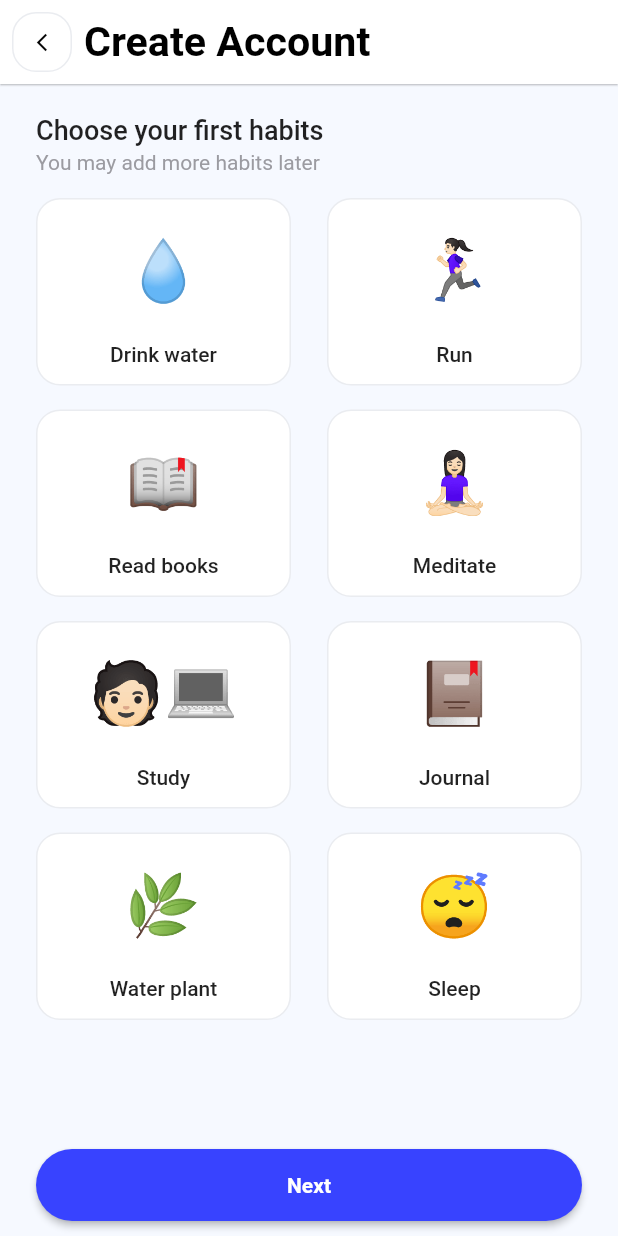
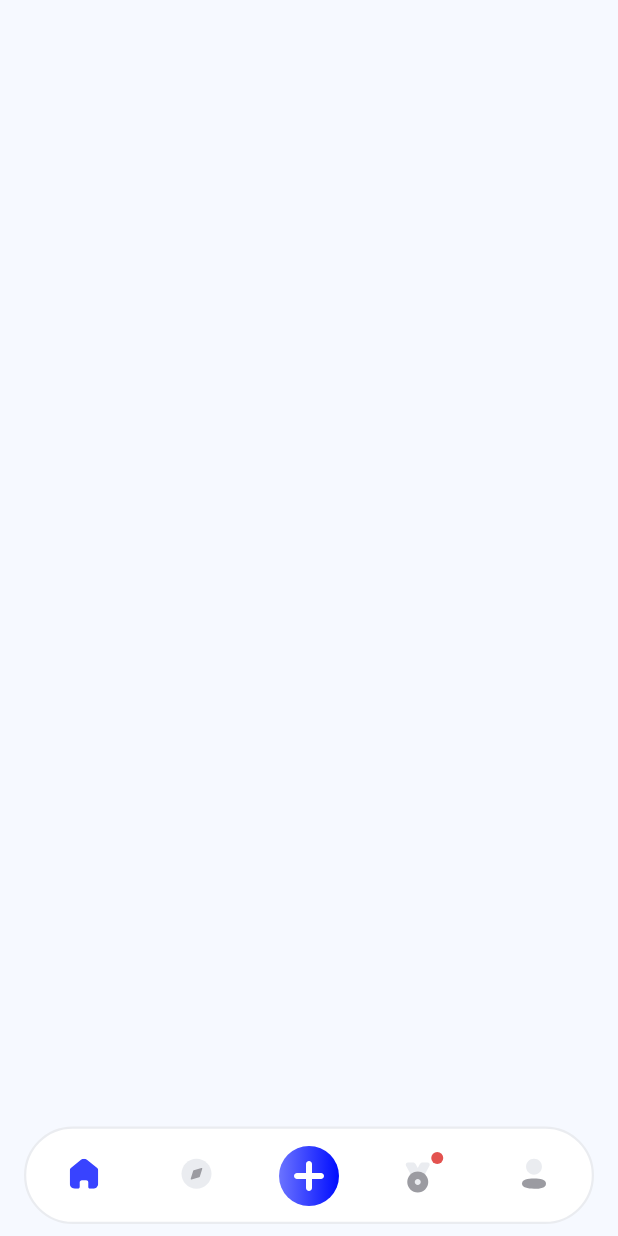
Before and after one commit to sohaib077/UI, a Flutter app: the CreateAccountView3 screen opened directly, after a tap on "Next", on a phone screen of 412 x 824 dp. Run offline on Flutter 3.47's test engine with Material 2 defaults, Android fonts, the phone set to English and light mode, and no system bars; our stand-ins replace bloc, carousel_slider, curved_navigation_bar, dots_indicator, flutter_bloc, flutter_screenutil and 3 more; missing offline and left inert: swipe_back_detector.

Commit message:
bottom  navigation bar

```diff
--- a/lib/core/assets_data.dart
+++ b/lib/core/assets_data.dart
@@ -8,4 +8,12 @@ class AssetsData {
   static const avatar2 = 'assets/habit tracker images/avatar2.jpg';
   static const onboarding3 = 'assets/habit tracker images/onboarding3.png';
   static const removeIcon1 = 'assets/habit tracker images/removeIcon.png';
+  static const addIcon = 'assets/habit tracker images/addIcon.svg';
+  static const discoverIcon = 'assets/habit tracker images/discoverIcon.svg';
+  static const homeIcon = 'assets/habit tracker images/homeIcon.svg';
+  static const achievementIcon = 'assets/habit tracker images/achievementIcon.svg';
+  static const profileIcon = 'assets/habit tracker images/profileIcon.svg';
+  static const selectedDiscoverIcon = 'assets/habit tracker images/selectedDiscoverIcon.svg';
+  static const selectedAchievementIcon = 'assets/habit tracker images/selectedAchievementIcon.svg';
+  static const selectedProfileIcon = 'assets/habit tracker images/selectedProfileIcon.svg';
 }
--- a/lib/habit tracker/views/continue with email view/continue with email view.dart
+++ b/lib/habit tracker/views/continue with email view/continue with email view.dart
@@ -1,3 +1,4 @@
+import 'package:curved_navigation_bar/curved_navigation_bar.dart';
 import 'package:flutter/material.dart';
 import 'package:ui/core/constants.dart';
 import 'package:ui/habit%20tracker/views/continue%20with%20email%20view/widgets/continue_with_email_view_body.dart';
--- a/lib/habit tracker/views/create account view/widgets/create_account_view3_body.dart
+++ b/lib/habit tracker/views/create account view/widgets/create_account_view3_body.dart
@@ -1,7 +1,9 @@
 import 'package:flutter/material.dart';
 import 'package:ui/core/constants.dart';
+import '../../../../core/shared_methods.dart';
 import '../../../../core/styles.dart';
 import '../../continue with email view/widgets/custom_next_button.dart';
+import '../../home layout/home layout view.dart';
 import '../models/gridview item model.dart';
 import 'custom_grid_view.dart';
 
@@ -53,7 +55,7 @@ class CreateAccountView3Body extends StatelessWidget {
               padding: const EdgeInsets.only(bottom: 10),
               child: CustomNextButton(
                 onPressed: () {
-                  // navigateTo(context, const CreateAccountView3());
+                  navigateAndFinish(context, const HomeLayoutView());
                 },
               ),
             ),
--- /dev/null
+++ b/lib/habit tracker/views/home layout/cubits/home_layout_cubit.dart
@@ -0,0 +1,16 @@
+import 'package:bloc/bloc.dart';
+import 'package:flutter_bloc/flutter_bloc.dart';
+import 'package:meta/meta.dart';
+
+part 'home_layout_state.dart';
+
+class HomeLayoutCubit extends Cubit<HomeLayoutState> {
+  HomeLayoutCubit() : super(HomeLayoutInitial());
+  static HomeLayoutCubit get(context) => BlocProvider.of(context);
+
+  int currentPageIndex = 0;
+  void changePageIndex(int index){
+    currentPageIndex = index;
+    emit(ChangePageIndexState());
+  }
+}
--- /dev/null
+++ b/lib/habit tracker/views/home layout/cubits/home_layout_state.dart
@@ -0,0 +1,7 @@
+part of 'home_layout_cubit.dart';
+
+@immutable
+abstract class HomeLayoutState {}
+
+class HomeLayoutInitial extends HomeLayoutState {}
+class ChangePageIndexState extends HomeLayoutState {}
--- /dev/null
+++ b/lib/habit tracker/views/home layout/custom_add_floating_action_button.dart
@@ -0,0 +1,45 @@
+import 'package:flutter/material.dart';
+import 'package:flutter_svg/flutter_svg.dart';
+import 'package:ui/core/assets_data.dart';
+import 'package:ui/core/constants.dart';
+
+class CustomAddFloatingActionButton extends StatelessWidget {
+  const CustomAddFloatingActionButton({
+    super.key,
+  });
+
+  @override
+  Widget build(BuildContext context) {
+    return Padding(
+      padding: const EdgeInsets.symmetric(vertical: kNormPadding),
+      child: Align(
+        alignment: Alignment.bottomCenter,
+        child: FloatingActionButton.small(
+          hoverElevation: 0,
+          backgroundColor: Colors.transparent,
+          splashColor: Colors.transparent,
+          elevation: 0,
+          highlightElevation: 0,
+          onPressed: () {},
+          child: Container(
+              width: 40,
+              height: 40,
+              decoration: const BoxDecoration(
+                shape: BoxShape.circle,
+                gradient: LinearGradient(colors: [
+                  Color(0xff6B73FF),
+                  Color(0xff000DFF),
+                ]),
+              ),
+              child: IconButton(
+                highlightColor: Colors.transparent,
+                hoverColor: Colors.transparent,
+                splashColor: Colors.transparent,
+                onPressed: () {},
+                icon: SvgPicture.asset(AssetsData.addIcon),
+              )),
+        ),
+      ),
+    );
+  }
+}
--- /dev/null
+++ b/lib/habit tracker/views/home layout/custom_bottom_navigation_bar.dart
@@ -0,0 +1,90 @@
+import 'package:flutter/material.dart';
+import 'package:flutter_bloc/flutter_bloc.dart';
+import 'package:flutter_svg/flutter_svg.dart';
+import 'package:ui/core/assets_data.dart';
+import 'package:ui/core/constants.dart';
+import 'package:ui/habit%20tracker/views/home%20layout/cubits/home_layout_cubit.dart';
+import 'package:ui/habit%20tracker/views/home%20layout/cubits/home_layout_cubit.dart';
+
+class CustomBottomNavigationBar extends StatelessWidget {
+  const CustomBottomNavigationBar({
+    super.key,
+  });
+
+  @override
+  Widget build(BuildContext context) {
+    return BlocBuilder<HomeLayoutCubit, HomeLayoutState>(
+      builder: (context, state) {
+        HomeLayoutCubit cubit = HomeLayoutCubit.get(context);
+        return Padding(
+          padding: const EdgeInsets.symmetric(
+            horizontal: kNormPadding,
+            vertical: kMinPadding,
+          ),
+          child: Container(
+            height: 65,
+            padding: const EdgeInsets.all(1),
+            decoration: BoxDecoration(
+                color: Colors.white,
+                borderRadius: BorderRadius.circular(60),
+                border: Border.all(width: 1.5, color: kGrey1)),
+            clipBehavior: Clip.antiAliasWithSaveLayer,
+            child: BottomNavigationBar(
+              items: items(cubit),
+              elevation: 0,
+              backgroundColor: Colors.transparent,
+              selectedItemColor: Colors.red,
+              type: BottomNavigationBarType.fixed,
+              showSelectedLabels: false,
+              showUnselectedLabels: false,
+              currentIndex: cubit.currentPageIndex,
+              onTap: (index) {
+                cubit.changePageIndex(index);
+              },
+            ),
+          ),
+        );
+      },
+    );
+  }
+
+  List<BottomNavigationBarItem> items(HomeLayoutCubit cubit) => [
+        BottomNavigationBarItem(
+          icon: SvgPicture.asset(
+            AssetsData.homeIcon,
+            color: cubit.currentPageIndex != 0 ? kGrey1 : null,
+          ),
+          label: '',
+        ),
+        BottomNavigationBarItem(
+          icon: SvgPicture.asset(
+            cubit.currentPageIndex == 1
+                ? AssetsData.selectedDiscoverIcon
+                : AssetsData.discoverIcon,
+          ),
+          label: '',
+        ),
+        BottomNavigationBarItem(
+          icon: SvgPicture.asset(
+            AssetsData.addIcon,
+          ),
+          label: '',
+        ),
+        BottomNavigationBarItem(
+          icon: SvgPicture.asset(
+            cubit.currentPageIndex == 3
+                ? AssetsData.selectedAchievementIcon
+                : AssetsData.achievementIcon,
+          ),
+          label: '',
+        ),
+        BottomNavigationBarItem(
+          icon: SvgPicture.asset(
+            cubit.currentPageIndex == 4
+                ? AssetsData.selectedProfileIcon
+                : AssetsData.profileIcon,
+          ),
+          label: '',
+        ),
+      ];
+}
--- /dev/null
+++ b/lib/habit tracker/views/home layout/home layout view.dart
@@ -0,0 +1,22 @@
+import 'package:flutter/material.dart';
+import 'package:flutter_bloc/flutter_bloc.dart';
+import 'package:ui/habit tracker/views/home layout/custom_add_floating_action_button.dart';
+import 'package:ui/habit tracker/views/home layout/custom_bottom_navigation_bar.dart';
+import 'package:ui/habit%20tracker/views/home%20layout/cubits/home_layout_cubit.dart';
+
+class HomeLayoutView extends StatelessWidget {
+  const HomeLayoutView({Key? key}) : super(key: key);
+
+  @override
+  Widget build(BuildContext context) {
+    return BlocProvider(
+      create: (context) => HomeLayoutCubit(),
+      child: Scaffold(
+        body: Column(),
+        bottomNavigationBar: const CustomBottomNavigationBar(),
+        floatingActionButtonLocation: FloatingActionButtonLocation.centerDocked,
+        floatingActionButton: const CustomAddFloatingActionButton(),
+      ),
+    );
+  }
+}
--- a/lib/main.dart
+++ b/lib/main.dart
@@ -2,6 +2,7 @@ import 'package:bloc/bloc.dart';
 import 'package:flutter/material.dart';
 import 'package:flutter/services.dart';
 import 'package:flutter_screenutil/flutter_screenutil.dart';
+import 'package:ui/habit%20tracker/views/home%20layout/home%20layout%20view.dart';
 import 'package:ui/habit%20tracker/views/splash%20view/splash%20view.dart';
 
 import 'core/bloc_observer.dart';
@@ -34,7 +35,8 @@ class MyApp extends StatelessWidget {
                     statusBarColor: Colors.transparent,
                     statusBarIconBrightness: Brightness.dark
                   ))),
-          home: const SplashView(),
+          // home: const SplashView(),
+          home: const HomeLayoutView(),
         );
       },
     );
```
Also changed, not shown: assets/habit tracker images/achievementIcon.svg (added), assets/habit tracker images/addIcon.svg (added), assets/habit tracker images/discoverIcon.svg (added), assets/habit tracker images/homeIcon.svg (added), assets/habit tracker images/profileIcon.svg (added), assets/habit tracker images/selectedAchievementIcon.svg (added), assets/habit tracker images/selectedDiscoverIcon.svg (added), assets/habit tracker images/selectedProfileIcon.svg (added), pubspec.lock.
